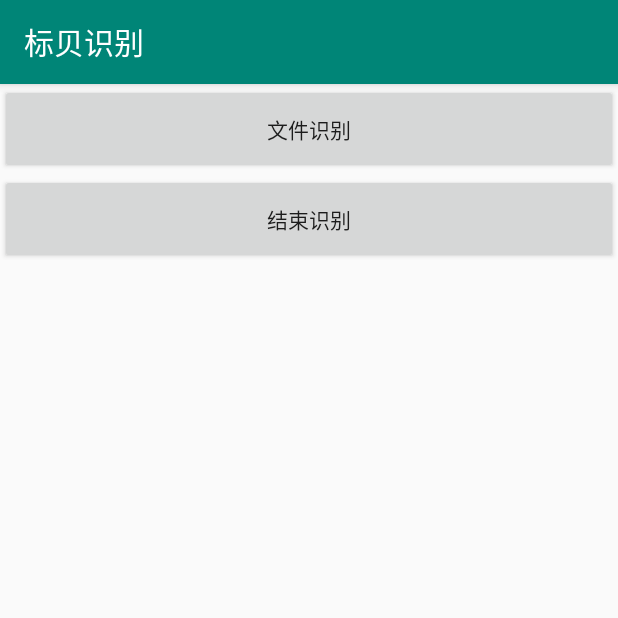
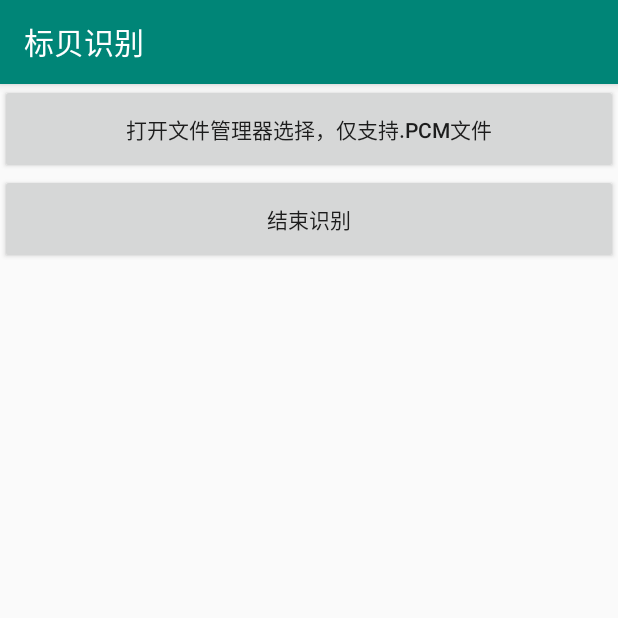
Before and after one commit to data-baker/BakerAsrAndroid, an Android app: the FileSpeechActivity screen opened directly, with no data from a screen before it, after a tap on "结束识别", on a phone screen of 412 x 824 dp, the top half of it. Run offline under Robolectric (Android 15) with nearby library versions, the phone set to English and light mode, and no system bars; libraries missing offline, so code that uses them is left out: com.baker.speech, com.blankj.utilcode; 4 statements that could not run were skipped.

Commit message:
文件识别改为从文件管理器中手动选择PCM文件

```diff
--- a/app/src/main/java/com/baker/asr/demo/FileSpeechActivity.java
+++ b/app/src/main/java/com/baker/asr/demo/FileSpeechActivity.java
@@ -1,8 +1,15 @@
 package com.baker.asr.demo;
 
+import androidx.annotation.NonNull;
+import androidx.appcompat.app.AppCompatActivity;
+
 import android.Manifest;
+import android.app.Activity;
+import android.content.Intent;
+import android.net.Uri;
 import android.os.Build;
 import android.os.Bundle;
+import android.os.FileUtils;
 import android.os.Handler;
 import android.os.Looper;
 import android.os.Message;
@@ -10,17 +17,16 @@ import android.text.method.ScrollingMovementMethod;
 import android.view.View;
 import android.widget.TextView;
 
-import androidx.annotation.NonNull;
-import androidx.appcompat.app.AppCompatActivity;
-
 import com.baker.asr.demo.permission.PermissionUtil;
 import com.baker.speech.asr.BakerRecognizer;
 import com.baker.speech.asr.basic.BakerRecognizerCallback;
 import com.baker.speech.asr.utils.HLogger;
 import com.baker.speech.asr.utils.WriteLog;
+import com.blankj.utilcode.util.UriUtils;
 
 import java.io.File;
 import java.io.FileOutputStream;
+import java.io.IOException;
 import java.io.InputStream;
 import java.util.List;
 import java.util.Random;
@@ -110,49 +116,56 @@ public class FileSpeechActivity extends AppCompatActivity implements BakerRecogn
 
     @Override
     public void onClick(View view) {
-        switch (view.getId()) {
-            case R.id.startRecognize:
+        int id = view.getId();
+        if (id == R.id.startRecognize) {
             if (bakerRecognizer != null) {
                 setParams();
                 //返回0启动成功，返回1=callback为空，未启动成功
                 int result = bakerRecognizer.startRecognize();
                 HLogger.d("result==" + result);
             }
-                break;
-            case R.id.startRecognizeUseFile:
-                if (bakerRecognizer != null) {
-                    setParams();
-                    //复制文件到
-                    File file = new File(getExternalFilesDir("") + "temp.pcm");
-                    try {
-                        InputStream inputStream = getAssets().open("0.pcm");
-                        HLogger.d("temp路径" + file.getAbsolutePath());
-                        FileOutputStream fos = new FileOutputStream(file);
+        }
+        else if (id == R.id.stopRecognize) {
+            bakerRecognizer.stopRecognition();
+        } else if (id == R.id.startRecognizeUseCustomFile) {
+            Intent intent = new Intent(Intent.ACTION_OPEN_DOCUMENT);
+            intent.addCategory(Intent.CATEGORY_OPENABLE);
+            //允许多选 长按多选
+            intent.putExtra(Intent.EXTRA_ALLOW_MULTIPLE, false);
+            //不限制选取类型
+            intent.setType("*/*");
+            startActivityForResult(intent, 333);
+        }
+    }
 
-                        int len;
-                        byte[] buffer = new byte[1024];
-                        while ((len = inputStream.read(buffer)) != -1) {
-                            fos.write(buffer, 0, len);
-                        }
-                        fos.close();
-                        inputStream.close();
-                    } catch (Exception e) {
-                        e.printStackTrace();
-                    }
+
+    @Override
+    protected void onActivityResult(int requestCode, int resultCode, Intent data) {
+        log("onActivityResult");
+        super.onActivityResult(requestCode, resultCode, data);
+        switch (requestCode) {
+            case 333:
+                if (resultCode == Activity.RESULT_OK && data != null) {
+                    //当单选选了一个文件后返回
+                    if (data.getData() != null) {
+                        Uri uri = data.getData();
+                        File file = UriUtils.uri2File(uri);
+                        log(file.getPath());
 
                         int result = bakerRecognizer.startRecognize(file.getAbsolutePath());
                         HLogger.d("result==" + result);
                     }
-                break;
-            case R.id.stopRecognize:
-                bakerRecognizer.stopRecognition();
-                break;
-            default:
+                }
                 break;
         }
     }
 
-    private Random random = new Random();
+    private void log(String msg) {
+        System.out.println("ASR =>" + msg);
+    }
+
+
+    private final Random random = new Random();
 
     private void setParams() {
         //设置采样率 目前只支持16000  默认16000
--- a/app/src/main/res/layout/activity_file_speech.xml
+++ b/app/src/main/res/layout/activity_file_speech.xml
@@ -8,18 +8,17 @@
     tools:context=".VoiceSpeechActivity">
 
     <LinearLayout
-        android:orientation="vertical"
         android:layout_width="match_parent"
-        android:layout_height="wrap_content">
-
+        android:layout_height="wrap_content"
+        android:orientation="vertical">
 
         <Button
-            android:id="@+id/startRecognizeUseFile"
+            android:id="@+id/startRecognizeUseCustomFile"
             android:layout_width="match_parent"
             android:layout_height="60dp"
             android:layout_weight="1"
             android:onClick="onClick"
-            android:text="@string/string_file_speech" />
+            android:text="打开文件管理器选择，仅支持.pcm文件" />
 
         <Button
             android:id="@+id/stopRecognize"
```
Also changed, not shown: app/build.gradle (+9 -7 lines). Lines whose indentation alone changed are shown as unchanged.
